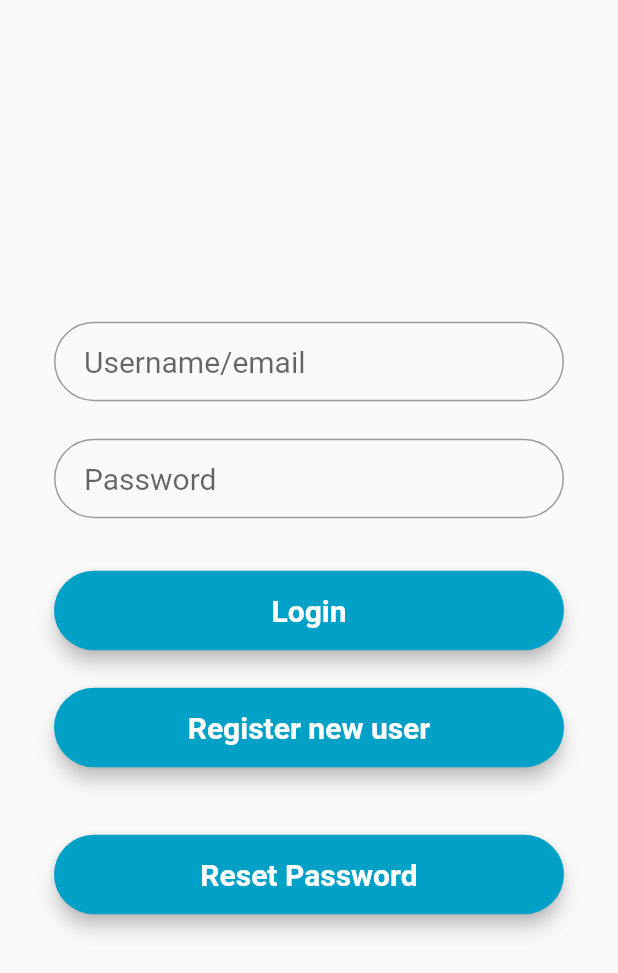
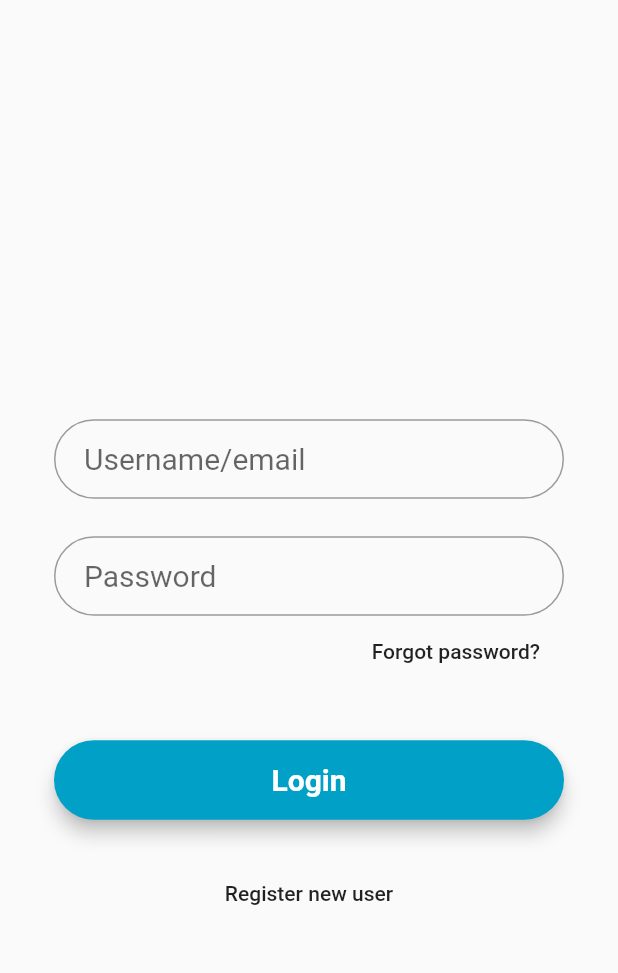
Before and after one commit to gedemagt/chaos_flutter, a Flutter app: the screen it shows after launch, on a phone screen of 412 x 824 dp. Shown: the top 973 px of the screen. Run offline on Flutter 3.47's test engine with Material 2 defaults, Android fonts, the phone set to English and light mode, and no system bars; our stand-ins replace image_picker, photo_view, progress_dialog, shared_preferences; missing offline and left inert: flutter_range_slider; accounts and stored records are empty; Roboto replaces fonts that are missing (Montserrat).

Commit message:
Prettier interface.

```diff
--- a/lib/pages/loginpage.dart
+++ b/lib/pages/loginpage.dart
@@ -92,39 +92,19 @@ class _LoginPageState extends State<LoginPage> {
       ),
     );
 
-    Widget register = Material(
-      elevation: 5.0,
-      borderRadius: BorderRadius.circular(30.0),
-      color: Color(0xff01A0C7),
-      child: MaterialButton(
-        minWidth: MediaQuery.of(context).size.width,
-        padding: EdgeInsets.fromLTRB(20.0, 15.0, 20.0, 15.0),
+    Widget register = FlatButton(
         onPressed: () {
             Navigator.push(context, MaterialPageRoute(builder: (context) => RegisterUserPage()));
         },
-        child: Text("Register new user",
-            textAlign: TextAlign.center,
-            style: style.copyWith(
-                color: Colors.white, fontWeight: FontWeight.bold)),
-      ),
+        child: Text("Register new user", textAlign: TextAlign.center)
     );
 
-    Widget resetPassword = Material(
-      elevation: 5.0,
-      borderRadius: BorderRadius.circular(30.0),
-      color: Color(0xff01A0C7),
-      child: MaterialButton(
-        minWidth: MediaQuery.of(context).size.width,
-        padding: EdgeInsets.fromLTRB(20.0, 15.0, 20.0, 15.0),
+    Widget resetPassword = FlatButton(
         onPressed: () {
           Navigator.push(context, MaterialPageRoute(builder: (context) => ResetPasswordPage()));
         },
-        child: Text("Reset Password",
-            textAlign: TextAlign.center,
-            style: style.copyWith(
-                color: Colors.white, fontWeight: FontWeight.bold)),
-      ),
-    );
+        child: Text("Forgot password?", textAlign: TextAlign.center)
+      );
 
     if(_isLoggingIn) {
       loginButon = Center(
@@ -145,10 +125,14 @@ class _LoginPageState extends State<LoginPage> {
               crossAxisAlignment: CrossAxisAlignment.center,
               mainAxisAlignment: MainAxisAlignment.center,
               children: <Widget>[
-                SizedBox(height: 45.0),
+                SizedBox(height: 75.0),
                 emailField,
                 SizedBox(height: 25.0),
                 passwordField,
+                Row(
+                  mainAxisAlignment: MainAxisAlignment.end,
+                  children: [resetPassword]
+                ),
                 SizedBox(
                   height: 35.0,
                 ),
@@ -157,13 +141,7 @@ class _LoginPageState extends State<LoginPage> {
                   height: 25.0,
                 ),
                 register,
-                SizedBox(
-                  height: 45.0,
-                ),
-                resetPassword,
-                SizedBox(
-                  height: 45.0,
-                ),
+
               ],
             ),
           ),
```
